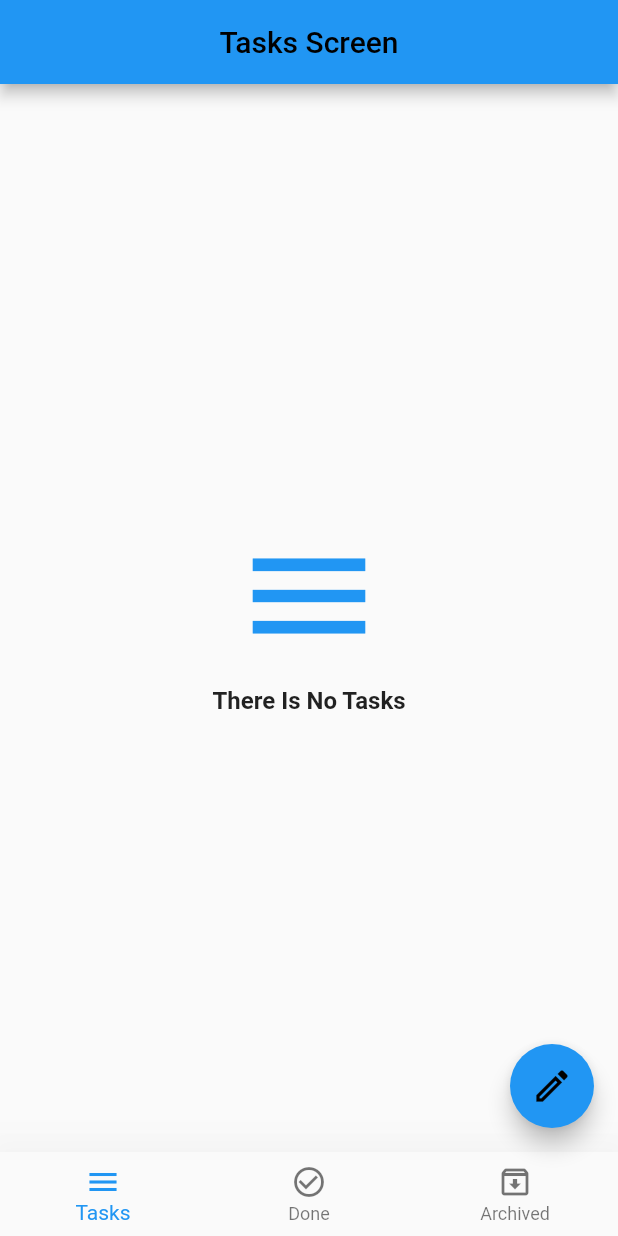
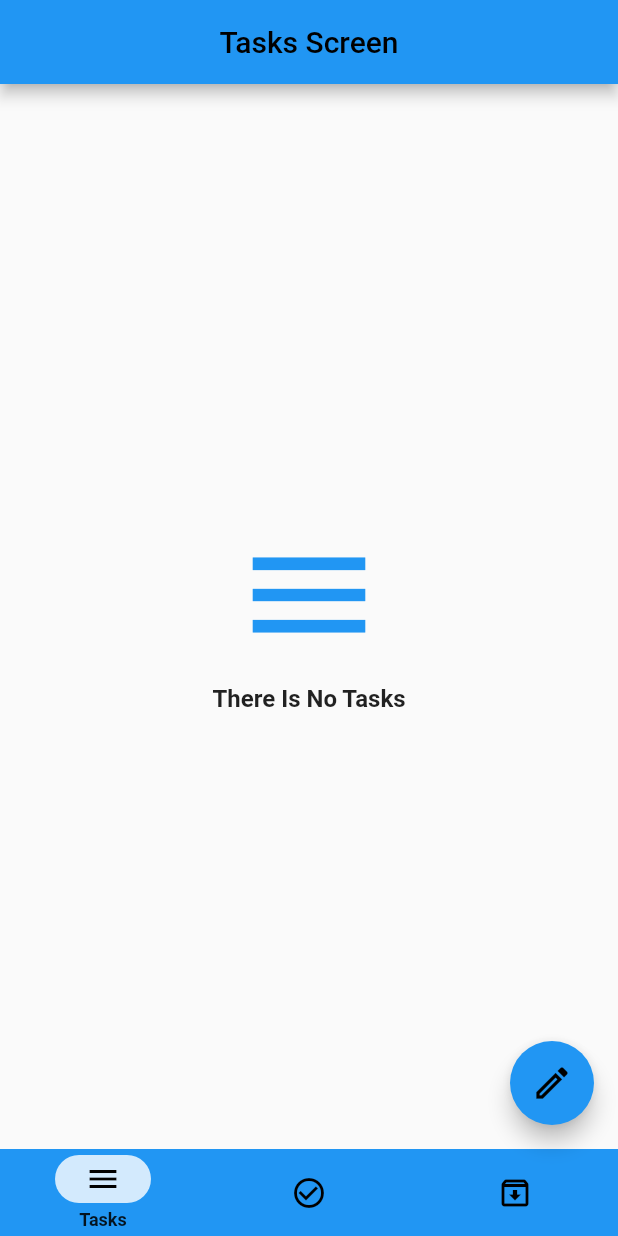
Before and after one commit to MohannedSohail/todo_app, a Flutter app: the screen it shows after launch, on a phone screen of 412 x 824 dp. Run offline on Flutter 3.47's test engine with Material 2 defaults, Android fonts, the phone set to English and light mode, and no system bars; our stand-ins replace bloc, flutter_bloc, sqflite; accounts and stored records are empty.

Commit message:
The_Last_Update

```diff
--- a/lib/layout/home_layout.dart
+++ b/lib/layout/home_layout.dart
@@ -187,28 +187,74 @@ class HomeLayout extends StatelessWidget {
               },
               child: Icon(cubit.fabIcon, size: 28, color: Colors.black),
             ),
-            bottomNavigationBar: BottomNavigationBar(
-              type: BottomNavigationBarType.fixed,
-              elevation: 30,
-              currentIndex: cubit.currentIndex,
-              onTap: (index) {
 
-                cubit.changeIndex(index);
-                // setState(() {
-                //   _currentIndex = index;
-                // });
-                print("On Tap Index ==> $index");
-              },
-              items: [
-                BottomNavigationBarItem(icon: Icon(Icons.menu), label: "Tasks"),
-                BottomNavigationBarItem(
-                    icon: Icon(Icons.check_circle_outline), label: "Done"),
-                BottomNavigationBarItem(
-                    icon: Icon(Icons.archive_outlined), label: "Archived"),
-              ],
+            // bottomNavigationBar: BottomNavigationBar(
+            //   type: BottomNavigationBarType.fixed,
+            //   elevation: 30,
+            //   currentIndex: cubit.currentIndex,
+            //   onTap: (index) {
+            //
+            //     cubit.changeIndex(index);
+            //     // setState(() {
+            //     //   _currentIndex = index;
+            //     // });
+            //     print("On Tap Index ==> $index");
+            //   },
+            //   items: [
+            //     BottomNavigationBarItem(icon: Icon(Icons.menu), label: "Tasks"),
+            //     BottomNavigationBarItem(
+            //         icon: Icon(Icons.check_circle_outline), label: "Done"),
+            //     BottomNavigationBarItem(
+            //         icon: Icon(Icons.archive_outlined), label: "Archived"),
+            //   ],
+            // ),
+
+
+
+
+
+            bottomNavigationBar:NavigationBarTheme(
+              data: NavigationBarThemeData(
+                indicatorColor: Colors.white.withOpacity(0.8),
+                labelTextStyle: MaterialStateProperty.all(
+                  TextStyle(
+                    fontSize: 12,
+                    fontWeight: FontWeight.bold,
+                  ),
+                ),
+
+              ),
+              child: NavigationBar(
+                backgroundColor: Colors.blue,
+                animationDuration: Duration(seconds: 1),
+                height: 58,
+                labelBehavior: NavigationDestinationLabelBehavior.onlyShowSelected,
+                selectedIndex: cubit.currentIndex,
+                onDestinationSelected: (int newIndex) {
+                 cubit.changeIndex(newIndex);
+                },
+                destinations: const [
+                  NavigationDestination(
+                    selectedIcon: Icon(Icons.menu),
+                    icon: Icon(Icons.menu_outlined),
+                    label: 'Tasks',
+                  ),
+                  NavigationDestination(
+                    selectedIcon: Icon(Icons.check_circle,color: Colors.green,),
+                    icon: Icon(Icons.check_circle_outline),
+                    label: 'Done',
+                  ),
+                  NavigationDestination(
+                    selectedIcon: Icon(Icons.archive),
+                    icon: Icon(Icons.archive_outlined),
+                    label: 'Archived',
+                  ),
+                ],
+              ),
             ),
+
+
             // body: tasks!.length == 0
-
             body: state is AppGetDatabaseLoadingState
                 ? Center(
                 child: CircularProgressIndicator(
```
Also changed, not shown: lib/modules/custom_bottom_navbar/custom_bottomnavbar.dart (added, +83 -0 lines), lib/shared/components/components.dart (+25 -0 lines), lib/shared/cubit/cubit.dart (+12 -0 lines).
